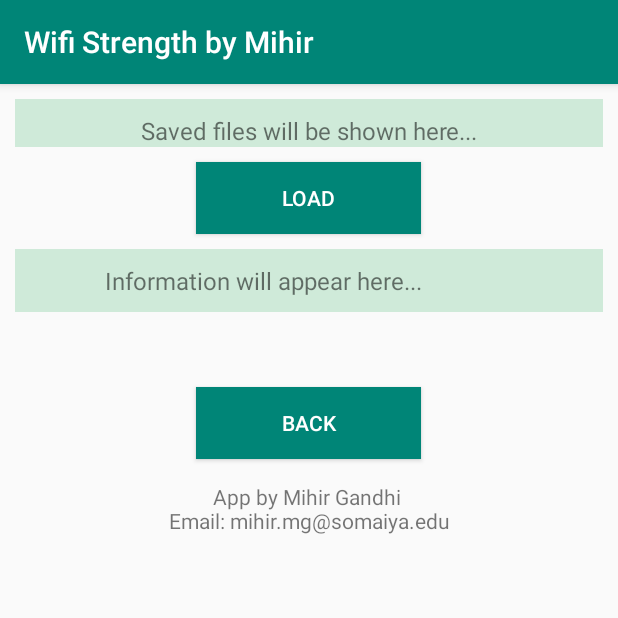
After one commit to mihir-m-gandhi/WiFi-Signal-Strength-Meter, an Android app: the Load screen opened directly, with no data from a screen before it, on a phone screen of 412 x 824 dp, the top half of it. The commit adds this screen. Run offline under Robolectric (Android 15) with nearby library versions, the phone set to English and light mode, and no system bars.

Commit message:
Load as a new activity

```diff
--- a/app/src/main/AndroidManifest.xml
+++ b/app/src/main/AndroidManifest.xml
@@ -24,5 +24,7 @@
                 <category android:name="android.intent.category.LAUNCHER" />
             </intent-filter>
         </activity>
+        <activity android:name=".Load"></activity>
     </application>
+
 </manifest>
--- /dev/null
+++ b/app/src/main/java/com/example/mihir/wifistrength/Load.java
@@ -0,0 +1,112 @@
+package com.example.mihir.wifistrength;
+
+import android.content.Context;
+import android.content.DialogInterface;
+import android.content.Intent;
+import android.support.v7.app.AlertDialog;
+import android.support.v7.app.AppCompatActivity;
+import android.os.Bundle;
+import android.view.LayoutInflater;
+import android.view.View;
+import android.widget.EditText;
+import android.widget.TextView;
+
+import java.io.BufferedReader;
+import java.io.DataInputStream;
+import java.io.File;
+import java.io.FileInputStream;
+import java.io.IOException;
+import java.io.InputStreamReader;
+
+public class Load extends AppCompatActivity {
+
+    private TextView loadedInfo;
+    private TextView savedFiles;
+    private static String FILE_NAME = "record001";
+    private String filepath;
+    public final Context context = this;
+
+    @Override
+    protected void onCreate(Bundle savedInstanceState) {
+        super.onCreate(savedInstanceState);
+        setContentView(R.layout.activity_load);
+
+        loadedInfo = (TextView)findViewById(R.id.loadedInfo);
+        savedFiles = (TextView)findViewById(R.id.savedFiles);
+        filepath = getExternalFilesDir("Wifi Strength Results").toString();
+        generateSavedFileList();
+    }
+
+    public void generateSavedFileList() {
+        //String path = filepath;
+        File directory = new File(filepath+"/");        //slash is very important, otherwise null pointer error
+        File[] files = directory.listFiles();
+        if(files.length!=0){
+            savedFiles.setText("LIST OF SAVED FILES: \n\n");
+            for (int i = 0; i < files.length; i++)
+            {
+                savedFiles.append(files[i].getName()+"\n");
+            }
+        }
+        else{
+            savedFiles.setText("Saved files will be shown here...");
+        }
+    }
+
+
+    public void load(View view){
+
+        LayoutInflater li = LayoutInflater.from(context);
+        View promptsView = li.inflate(R.layout.prompts, null);
+
+        AlertDialog.Builder alertDialogBuilder = new AlertDialog.Builder(
+                context);
+
+        // set prompts.xml to alertdialog builder
+        alertDialogBuilder.setView(promptsView);
+
+        final EditText userInput = (EditText) promptsView
+                .findViewById(R.id.editTextDialogUserInput);
+
+        // set dialog message
+        alertDialogBuilder
+                .setCancelable(false)
+                .setPositiveButton("OK",
+                        new DialogInterface.OnClickListener() {
+                            public void onClick(DialogInterface dialog,int id) {
+                                FILE_NAME = userInput.getText().toString();
+                                String absolutePath = filepath+"/"+userInput.getText().toString();
+                                try {
+                                    FileInputStream fis = new FileInputStream(absolutePath);
+                                    DataInputStream in = new DataInputStream(fis);
+                                    BufferedReader br =
+                                            new BufferedReader(new InputStreamReader(in));
+                                    String strLine;
+                                    loadedInfo.setText(FILE_NAME+"\n\n");
+                                    while ((strLine = br.readLine()) != null) {
+                                        loadedInfo.append(strLine+"\n");
+                                    }
+                                    in.close();
+                                } catch (IOException e) {
+                                    e.printStackTrace();
+                                }
+                            }
+                        })
+                .setNegativeButton("Cancel",
+                        new DialogInterface.OnClickListener() {
+                            public void onClick(DialogInterface dialog,int id) {
+                                dialog.cancel();
+                            }
+                        });
+        // create alert dialog
+        AlertDialog alertDialog = alertDialogBuilder.create();
+        // show it
+        alertDialog.show();
+    }
+
+    public void back(View view) {
+//        Intent intent = new Intent(getApplicationContext(), MainActivity.class);
+//        startActivity(intent);
+        super.onBackPressed();
+    }
+}
--- /dev/null
+++ b/app/src/main/res/layout/activity_load.xml
@@ -0,0 +1,86 @@
+<ScrollView xmlns:android="http://schemas.android.com/apk/res/android"
+xmlns:app="http://schemas.android.com/apk/res-auto"
+xmlns:tools="http://schemas.android.com/tools"
+android:layout_width="match_parent"
+android:layout_height="match_parent"
+tools:context=".Load">
+
+<RelativeLayout
+    android:layout_width="match_parent"
+    android:layout_height="wrap_content"
+    android:layout_marginBottom="20dp">
+
+    <TextView
+        android:id="@+id/savedFiles"
+        android:layout_width="match_parent"
+        android:layout_height="wrap_content"
+        android:layout_marginLeft="10dp"
+        android:layout_marginRight="10dp"
+        android:layout_marginTop="10dp"
+        android:paddingTop="10dp"
+        android:background="#cfead9"
+        android:textSize="16sp"
+        android:textAlignment="center"
+        android:layout_centerHorizontal="true"
+        android:text="Saved files will be shown here..." />
+
+    <Button
+        android:id="@+id/loadButton"
+        android:layout_width="150dp"
+        android:layout_height="wrap_content"
+        android:gravity="center"
+        android:layout_centerHorizontal="true"
+        android:layout_marginTop="10dp"
+        android:layout_marginLeft="30dp"
+        android:layout_below="@id/savedFiles"
+        android:onClick="load"
+        android:textColor="#FFFFFF"
+        android:background="@color/colorPrimary"
+        android:text="Load"/>
+
+    <TextView
+        android:id="@+id/loadedInfo"
+        android:layout_width="match_parent"
+        android:layout_height="wrap_content"
+        android:layout_marginLeft="10dp"
+        android:layout_marginRight="10dp"
+        android:layout_marginTop="10dp"
+        android:paddingBottom="10dp"
+        android:paddingTop="10dp"
+        android:background="#cfead9"
+        android:textSize="16sp"
+        android:paddingLeft="60dp"
+        android:layout_centerHorizontal="true"
+        android:layout_below="@id/loadButton"
+        android:text="Information will appear here..." />
+
+    <Button
+        android:id="@+id/backButton"
+        android:layout_width="150dp"
+        android:layout_height="wrap_content"
+        android:gravity="center"
+        android:layout_centerHorizontal="true"
+        android:layout_marginTop="50dp"
+        android:layout_marginLeft="30dp"
+        android:layout_below="@id/loadedInfo"
+        android:onClick="back"
+        android:textColor="#FFFFFF"
+        android:background="@color/colorPrimary"
+        android:text="Back"/>
+
+
+    <TextView
+        android:id="@+id/appInfo"
+        android:layout_width="match_parent"
+        android:layout_height="wrap_content"
+        android:layout_marginTop="15dp"
+        android:layout_marginBottom="30dp"
+        android:textSize="14sp"
+        android:layout_below="@id/backButton"
+        android:layout_centerHorizontal="true"
+        android:textAlignment="center"
+        android:text="App by Mihir Gandhi \nEmail: mihir.mg@somaiya.edu" />
+
+</RelativeLayout>
+
+</ScrollView>
--- a/app/src/main/res/layout/prompts.xml
+++ b/app/src/main/res/layout/prompts.xml
@@ -15,6 +15,7 @@ android:padding="10dp" >
 
 <EditText
     android:id="@+id/editTextDialogUserInput"
+    android:text=".txt"
     android:layout_width="match_parent"
     android:layout_height="wrap_content" >
 
```
Also changed, not shown: app/src/main/java/com/example/mihir/wifistrength/MainActivity.java (+10 -68 lines), app/src/main/res/layout/activity_main.xml (+8 -22 lines), 2 other files.
